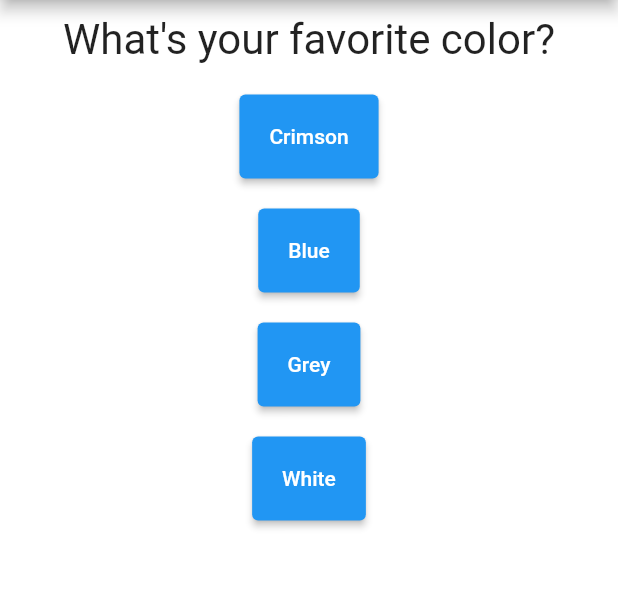
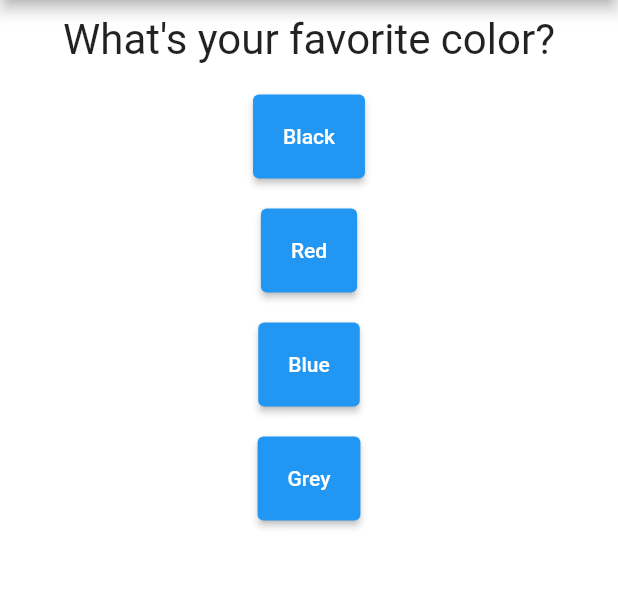
Before and after one commit to NischalDragneel-77/flutterQuizApp, a Flutter app: the screen it shows after launch, on a phone screen of 412 x 824 dp, the part 84-673 px from its top. Run offline on Flutter 3.47's test engine with Material 2 defaults, Android fonts, the phone set to English and light mode, and no system bars.

```diff
--- a/lib/answer.dart
+++ b/lib/answer.dart
@@ -4,7 +4,7 @@ class Answer extends StatelessWidget {
   final Function selectHandler;
   final String answerText;
 
-  Answer(this.selectHandler, this.answerText);
+  Answer({required this.selectHandler, required this.answerText});
 
   @override
   Widget build(BuildContext context) {
--- a/lib/main.dart
+++ b/lib/main.dart
@@ -13,40 +13,54 @@ void main() => runApp(MyApp());
 class MyApp extends StatefulWidget {
   @override
   State<StatefulWidget> createState() {
-    // TODO: implement createState
     return _MyAppState();
   }
 }
 
 class _MyAppState extends State<MyApp> {
   var _questionIndex = 0;
+  var _totalScore = 0;
   final _questions = [
     {
       'questionText': 'What\'s your favorite color?',
-      'answers': ['Crimson', 'Blue', 'Grey', 'White'],
+      'answers': [
+        {'text': 'Black', 'score': 20},
+        {'text': 'Red', 'score': 5},
+        {'text': 'Blue', 'score': 10},
+        {'text': 'Grey', 'score': 15},
+      ],
     },
     {
       'questionText': 'What\'s your favorite animal?',
-      'answers': ['Rabbit', 'Snake', 'Elephant', 'Lion', 'Tiger'],
+      'answers': [
+        {'text': 'Dog', 'score': 5},
+        {'text': 'Cat', 'score': 20},
+        {'text': 'Lion', 'score': 10},
+        {'text': 'Tiger', 'score': 15},
+      ],
     },
     {
       'questionText': 'What\'s your favorite instructor?',
-      'answers': ['Sushil', 'Manoj', 'Gajendra', 'Rajesh'],
+      'answers': [
+        {'text': 'Shushil', 'score': 20},
+        {'text': 'Gajendra', 'score': 15},
+        {'text': 'Rajani', 'score': 5},
+        {'text': 'Rajesh', 'score': 10},
+      ],
     },
   ];
 
-  void _answerQuestion() {
+  void _answerQuestion(int score) {
+    _totalScore += score;
     setState(() {
       _questionIndex++;
     });
     print(_questionIndex);
     if (_questionIndex < _questions.length) {
-      // ignore: avoid_print
       print('we have more questions');
     } else {
       print('No more questions!');
     }
-    // ignore: avoid_print
   }
 
   @override
@@ -60,10 +74,10 @@ class _MyAppState extends State<MyApp> {
         ),
         body: _questionIndex < _questions.length
             ? Quiz(
-                answerQuestion: _answerQuestion as void Function(),
+                answerQuestion: _answerQuestion,
                 questions: _questions,
                 questionIndex: _questionIndex)
-            : Result(),
+            : Result(_totalScore),
       ),
     );
   }
--- a/lib/quiz.dart
+++ b/lib/quiz.dart
@@ -4,8 +4,8 @@ import './question.dart';
 import './answer.dart';
 
 class Quiz extends StatelessWidget {
+  final Function answerQuestion;
   final List<Map<String, Object>> questions;
-  final Function answerQuestion;
   final int questionIndex;
 
   Quiz({
@@ -19,8 +19,11 @@ class Quiz extends StatelessWidget {
     return Column(
       children: [
         Question(questions[questionIndex]['questionText'] as String),
-        ...(questions[questionIndex]['answers'] as List<String>).map((answer) {
-          return Answer(answerQuestion, answer);
+        ...(questions[questionIndex]['answers'] as List<Map<String, Object>>)
+            .map((answers) {
+          return Answer(
+              selectHandler: () => answerQuestion(answers['score']),
+              answerText: answers['text'] as String);
         }).toList()
       ],
     );
```
Also changed, not shown: lib/result.dart (+24 -2 lines).
